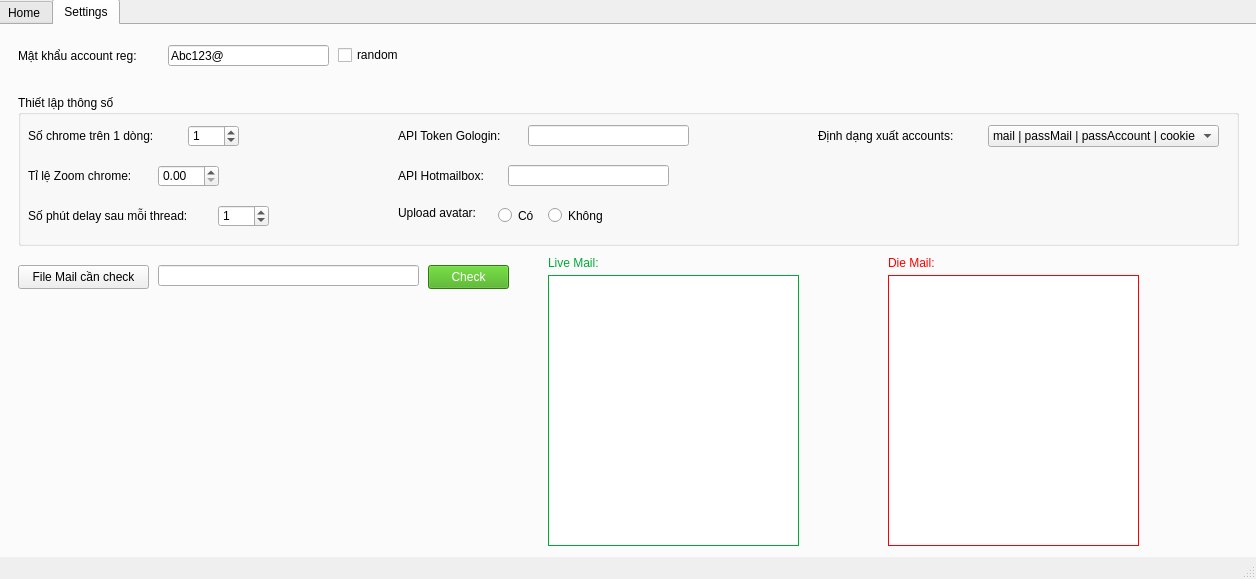
Qt form test.ui (AELONG2001/ToolRegCloneTiktok-Python) before a commit.
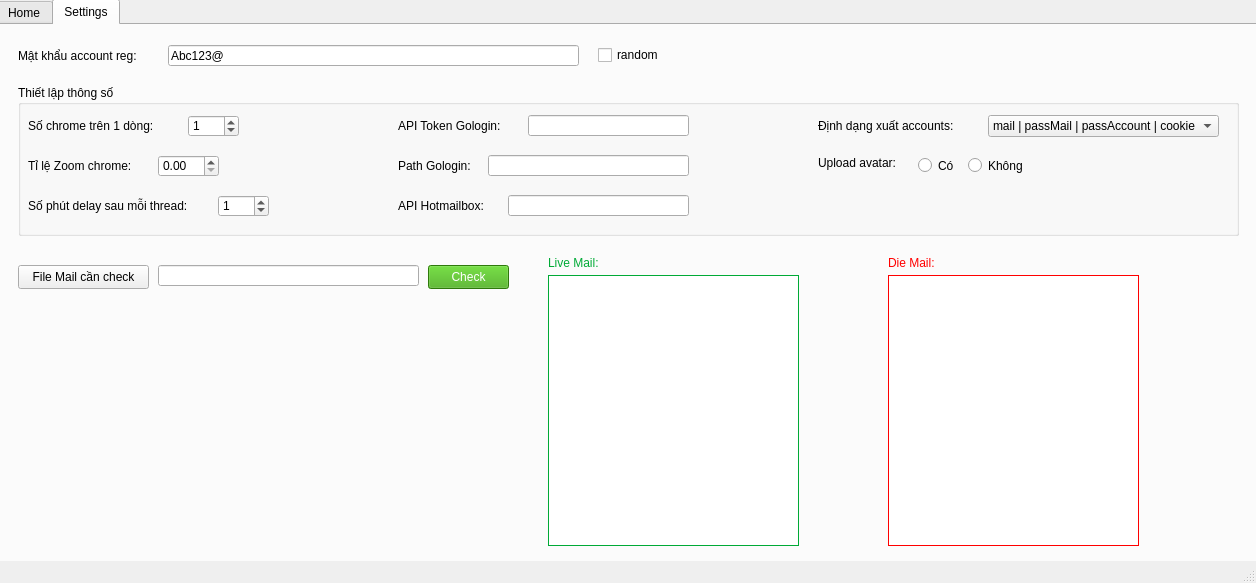
The same form after that commit. Icons and pictures are not drawn.

```diff
--- a/test.ui
+++ b/test.ui
@@ -7,7 +7,7 @@
     <x>0</x>
     <y>0</y>
     <width>1256</width>
-    <height>579</height>
+    <height>583</height>
    </rect>
   </property>
   <property name="windowTitle">
@@ -573,7 +573,7 @@
        <rect>
         <x>170</x>
         <y>20</y>
-        <width>161</width>
+        <width>411</width>
         <height>21</height>
        </rect>
       </property>
@@ -598,7 +598,7 @@
       <property name="geometry">
        <rect>
         <x>20</x>
-        <y>70</y>
+        <y>60</y>
         <width>1221</width>
         <height>151</height>
        </rect>
@@ -687,8 +687,8 @@
       <widget class="QLabel" name="is_upload_avatar">
        <property name="geometry">
         <rect>
-         <x>380</x>
-         <y>110</y>
+         <x>800</x>
+         <y>70</y>
          <width>101</width>
          <height>16</height>
         </rect>
@@ -700,8 +700,8 @@
       <widget class="QRadioButton" name="is_upload_avatar_yes">
        <property name="geometry">
         <rect>
-         <x>480</x>
-         <y>110</y>
+         <x>900</x>
+         <y>70</y>
          <width>41</width>
          <height>21</height>
         </rect>
@@ -716,8 +716,8 @@
       <widget class="QRadioButton" name="is_upload_avatar_no">
        <property name="geometry">
         <rect>
-         <x>530</x>
-         <y>110</y>
+         <x>950</x>
+         <y>70</y>
          <width>71</width>
          <height>21</height>
         </rect>
@@ -733,8 +733,8 @@
        <property name="geometry">
         <rect>
          <x>490</x>
-         <y>70</y>
-         <width>161</width>
+         <y>110</y>
+         <width>181</width>
          <height>21</height>
         </rect>
        </property>
@@ -746,7 +746,7 @@
        <property name="geometry">
         <rect>
          <x>380</x>
-         <y>70</y>
+         <y>110</y>
          <width>111</width>
          <height>21</height>
         </rect>
@@ -848,6 +848,29 @@
         <number>1</number>
        </property>
       </widget>
+      <widget class="QLineEdit" name="api_token_gologin_value_2">
+       <property name="geometry">
+        <rect>
+         <x>470</x>
+         <y>70</y>
+         <width>201</width>
+         <height>21</height>
+        </rect>
+       </property>
+      </widget>
+      <widget class="QLabel" name="api_token_gologin_2">
+       <property name="geometry">
+        <rect>
+         <x>380</x>
+         <y>70</y>
+         <width>91</width>
+         <height>21</height>
+        </rect>
+       </property>
+       <property name="text">
+        <string>Path Gologin:</string>
+       </property>
+      </widget>
      </widget>
      <widget class="QPushButton" name="file_mail_check">
       <property name="geometry">
@@ -958,7 +981,7 @@
      <widget class="QCheckBox" name="checkBox">
       <property name="geometry">
        <rect>
-        <x>340</x>
+        <x>600</x>
         <y>20</y>
         <width>72</width>
         <height>20</height>
```
Left out of the diff: 21 changed lines with no effect on the pictures.
